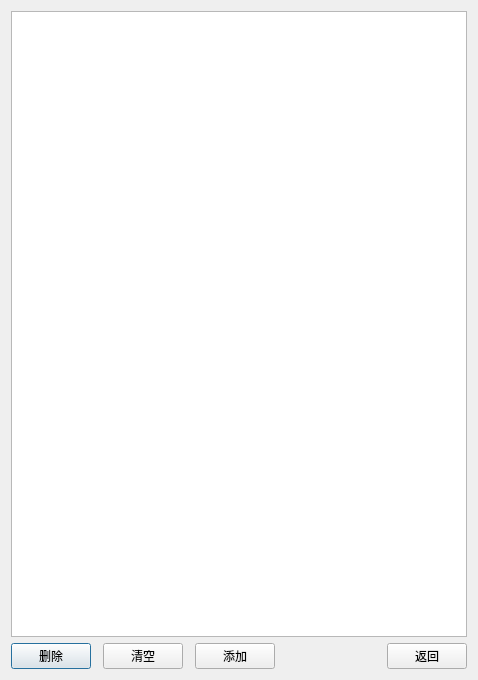
Qt form DialogRecList.ui (wlffeng2008/AkkoLabelPrinter) before a commit.
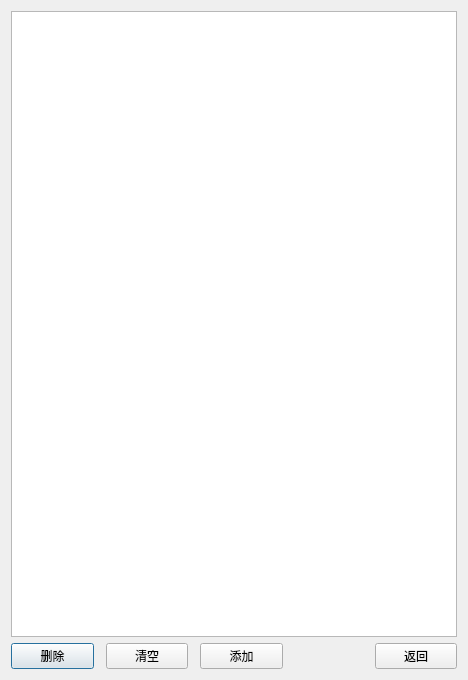
The same form after that commit.

The edit to the form file:
```diff
--- a/DialogRecList.ui
+++ b/DialogRecList.ui
@@ -6,7 +6,7 @@
    <rect>
     <x>0</x>
     <y>0</y>
-    <width>400</width>
+    <width>468</width>
     <height>680</height>
    </rect>
   </property>
@@ -69,7 +69,7 @@
        </property>
        <property name="sizeHint" stdset="0">
         <size>
-         <width>100</width>
+         <width>80</width>
          <height>20</height>
         </size>
        </property>
```
Left out of the diff: 8 changed lines with no effect on the pictures.
